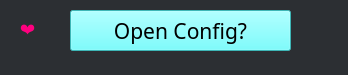
Old version of the form SpotiLike/interface.ui in the repository yeti2006/spotilike-gui-windows-unmaintained-.
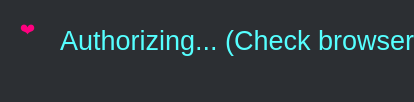
New version of the form.

The edit to the form file:
```diff
--- a/SpotiLike/interface.ui
+++ b/SpotiLike/interface.ui
@@ -6,10 +6,15 @@
    <rect>
     <x>0</x>
     <y>0</y>
-    <width>348</width>
-    <height>75</height>
+    <width>414</width>
+    <height>102</height>
    </rect>
   </property>
+  <property name="font">
+   <font>
+    <pointsize>7</pointsize>
+   </font>
+  </property>
   <property name="windowTitle">
    <string>SpotiLike &lt;3</string>
   </property>
@@ -41,27 +46,26 @@
      <string>❤</string>
     </property>
    </widget>
-   <widget class="QPushButton" name="pushButton">
+   <widget class="QLabel" name="label">
     <property name="geometry">
      <rect>
-      <x>70</x>
+      <x>60</x>
       <y>10</y>
-      <width>221</width>
-      <height>41</height>
+      <width>381</width>
+      <height>61</height>
      </rect>
     </property>
     <property name="font">
      <font>
-      <family>OpenDyslexic</family>
-      <pointsize>16</pointsize>
+      <family>Segoe UI Historic</family>
+      <pointsize>20</pointsize>
      </font>
     </property>
     <property name="styleSheet">
-     <string notr="true">background-color: rgb(85, 255, 255);
-</string>
+     <string notr="true">color: rgb(85, 255, 255);</string>
     </property>
     <property name="text">
-     <string>Open Config?</string>
+     <string>Authorizing... (Check browser)</string>
     </property>
    </widget>
   </widget>
```
Left out of the diff: 2 changed lines with no effect on the pictures.
